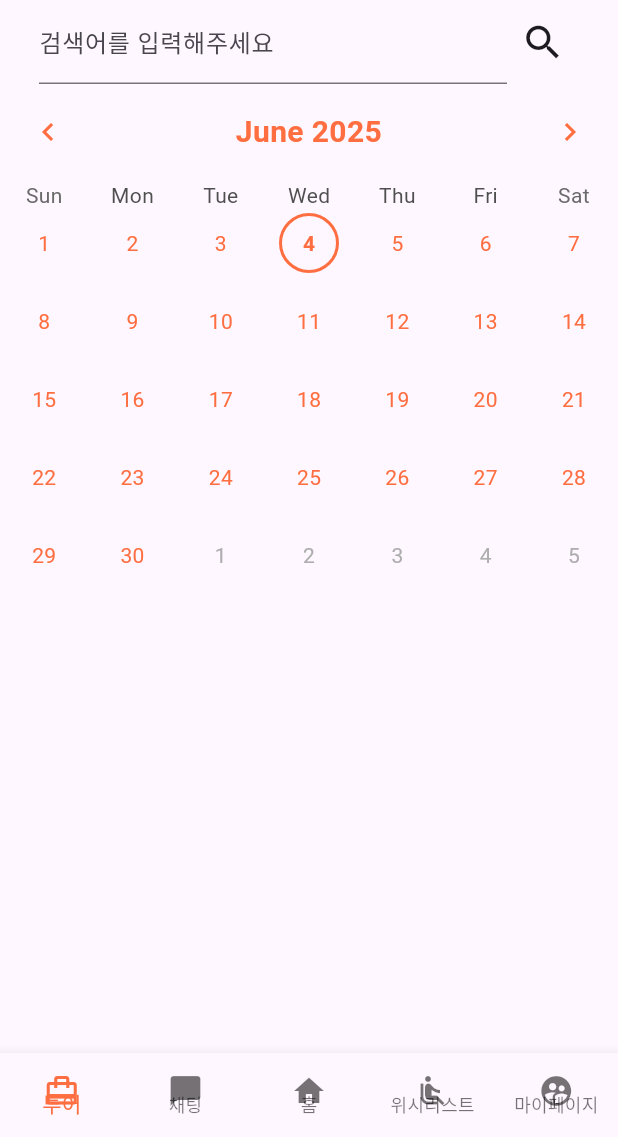
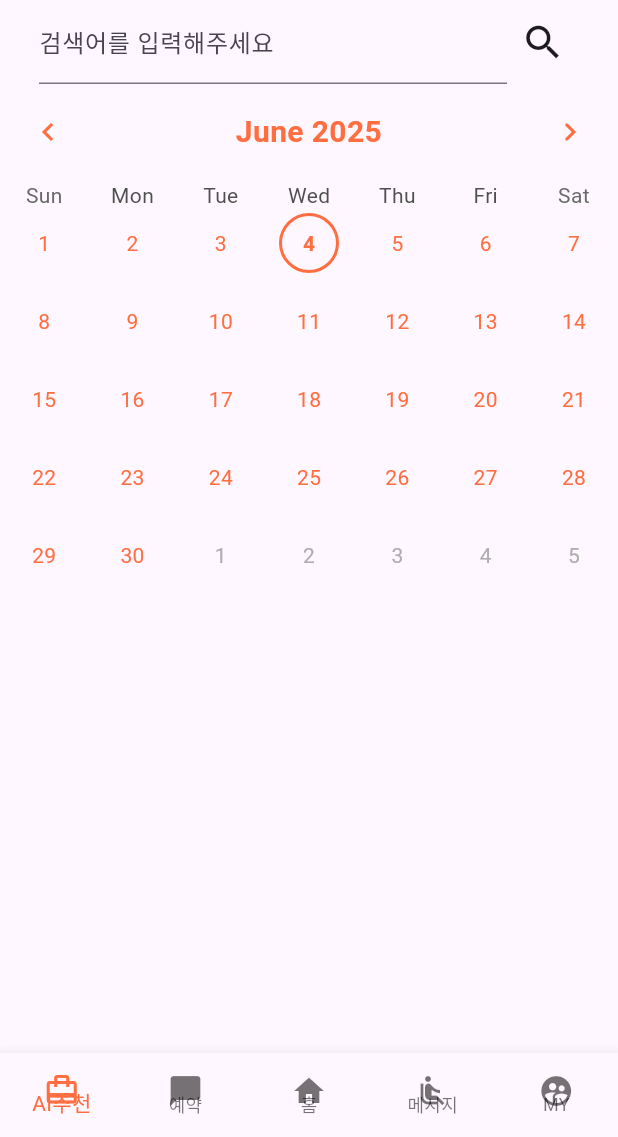
Before and after one commit to Team-PackUp/packup-mobile, a Flutter app: the Index screen opened by its route, on a phone screen of 412 x 824 dp, the part 99-1236 px from its top. Run offline on Flutter 3.47's test engine with Material 3 defaults, Android fonts, the phone set to English and light mode, and no system bars; drawn by our look-alikes of table_calendar; our stand-ins replace dio, firebase_core, firebase_messaging, flutter_chat_bubble, flutter_dotenv, flutter_local_notifications and 9 more; missing offline and left inert: flutter_quill, flutter_quill_extensions, kakao_flutter_sdk_user, stomp_dart_client, tosspayments_widget_sdk_flutter; accounts and stored records are empty; generated files the repository leaves out were written again; network calls fail.

Commit message:
feat: chat 부가 기능 구현중

```diff
--- a/lib/common/util.dart
+++ b/lib/common/util.dart
@@ -76,6 +76,10 @@ String convertToYmd(DateTime date, [String format = 'yyyy-MM-dd']) {
   return DateFormat('yyyy-MM-dd').format(date);
 }
 
+String convertToHm(DateTime date, [String format = 'HH:mm']) {
+  return DateFormat(format).format(date);
+}
+
 /// ################### FILE ################### ///
 String fullFileUrl(String path) {
   return '$httpPrefix$path';
--- a/lib/model/chat/chat_room_model.dart
+++ b/lib/model/chat/chat_room_model.dart
@@ -4,6 +4,8 @@ class ChatRoomModel {
   final int? userSeq;
   final String? nickNames;
   int? unReadCount;
+  String? lastMessage;
+  DateTime? lastMessageDate;
   final DateTime? createdAt;
   final DateTime? updatedAt;
 
@@ -14,6 +16,8 @@ class ChatRoomModel {
     this.userSeq,
     this.nickNames,
     this.unReadCount,
+    this.lastMessage,
+    this.lastMessageDate,
     this.createdAt,
     this.updatedAt,
   });
@@ -31,6 +35,8 @@ class ChatRoomModel {
           userSeq: json['userSeq'],
         nickNames: json['nickNames'],
       unReadCount: json['unReadCount'],
+      lastMessage: json['lastMessage'],
+  lastMessageDate: DateTime.parse(json['lastMessageDate']),
         createdAt: json['createdAt'] != null ? DateTime.parse(json['createdAt']) : null,
         updatedAt: json['updatedAt'] != null ? DateTime.parse(json['updatedAt']) : null,
     );
--- a/lib/provider/chat/chat_room_provider.dart
+++ b/lib/provider/chat/chat_room_provider.dart
@@ -20,6 +20,9 @@ class ChatRoomProvider extends LoadingProvider {
   List<ChatRoomModel> get chatRoom => _chatRoom;
   int get totalPage => _totalPage;
   int get curPage => _curPage;
+
+  String _lastMessage = '';
+  String get lastMessage => _lastMessage;
 
   // 채팅방 리스트
   getRoom() async {
--- a/lib/view/chat/chat_message.dart
+++ b/lib/view/chat/chat_message.dart
@@ -127,8 +127,6 @@ class _ChatMessageContentState extends State<ChatMessageContent> {
                     final isLatestMessage = index == 0;
 
                     if (isLatestMessage) {
-                      print(_chatMessageProvider.lastReadMessageSeq);
-                      print(message.seq);
                       return VisibilityDetector(
                         key: Key('last-message-${message.seq}'),
                         onVisibilityChanged: (info) {
--- a/lib/view/index.dart
+++ b/lib/view/index.dart
@@ -70,11 +70,11 @@ class _IndexState extends State<Index> {
   }
 
   final List<Map<String, dynamic>> bottomNavItems = [
-    {'icon': Icons.card_travel, 'label': '투어'},
-    {'icon': Icons.chat_bubble, 'label': '채팅'},
+    {'icon': Icons.card_travel, 'label': 'AI추천'},
+    {'icon': Icons.chat_bubble, 'label': '예약'},
     {'icon': Icons.home, 'label': '홈'},
-    {'icon': Icons.airline_seat_recline_normal, 'label': '위시리스트'},
-    {'icon': Icons.supervised_user_circle, 'label': '마이페이지'},
+    {'icon': Icons.airline_seat_recline_normal, 'label': '메시지'},
+    {'icon': Icons.supervised_user_circle, 'label': 'MY'},
   ];
 
   @override
@@ -85,7 +85,10 @@ class _IndexState extends State<Index> {
         appBar: AppBar(
           toolbarHeight: 10,
         ),
-        body: _buildCurrentWidget(),
+        body: IndexedStack(
+            index: _currentIndex,
+            children: _pages
+        ),
         bottomNavigationBar: BottomNavigationBar(
           currentIndex: _currentIndex,
           onTap: _onTabTapped,
@@ -106,19 +109,28 @@ class _IndexState extends State<Index> {
     );
   }
 
-  Widget _buildCurrentWidget() {
-    switch (_currentIndex) {
-      case 0:
-        return const Schedule();
-      case 1:
-        return const ChatRoom();
-        // return const SizedBox();
-      case 2:
-      return const Home();
-      case 3:
-        return const Profile();
-      default:
-        return Profile();
-    }
-  }
+  final List<Widget> _pages = [
+    const Schedule(),
+    const Home(),
+    const Profile(),
+    const ChatRoom(),
+    const Profile(),
+  ];
+
+
+  // Widget _buildCurrentWidget() {
+  //   switch (_currentIndex) {
+  //     case 0:
+  //       return const Schedule();
+  //     case 1:
+  //       return const ChatRoom();
+  //       // return const SizedBox();
+  //     case 2:
+  //     return const Home();
+  //     case 3:
+  //       return const Profile();
+  //     default:
+  //       return Profile();
+  //   }
+  // }
 }
```
Also changed, not shown: lib/view/chat/chat_room.dart (+49 -4 lines).
